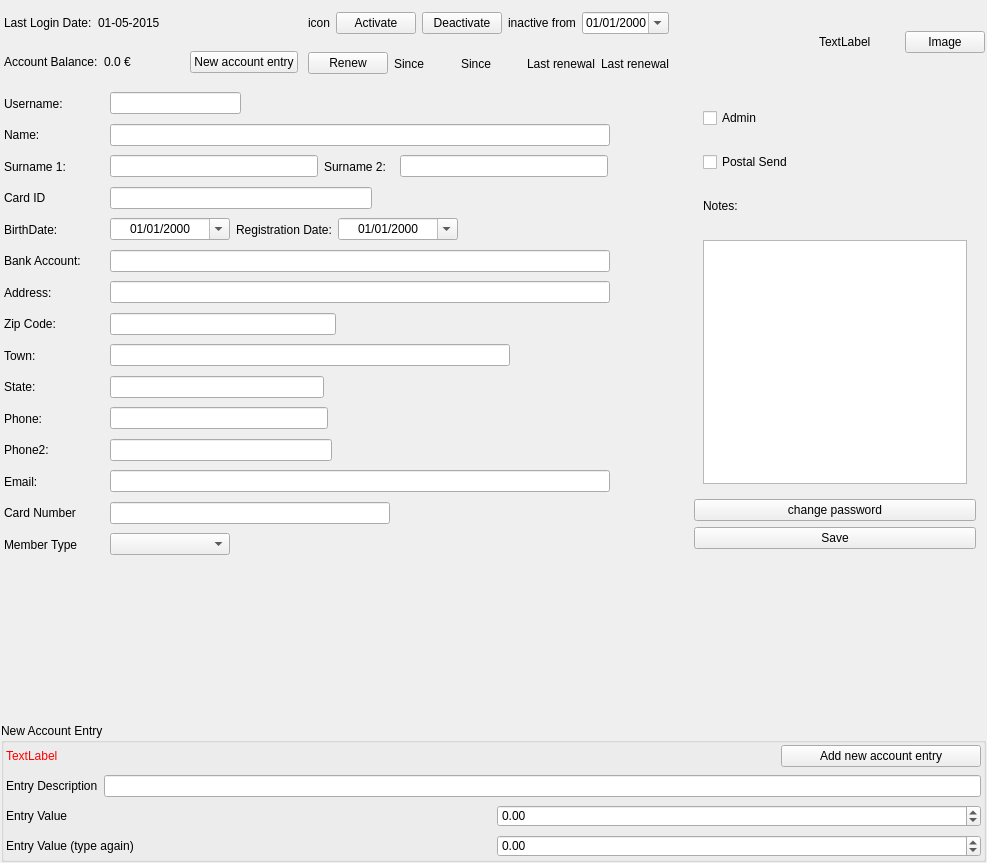
First picture: the form in penyamanager/admin/memberview.ui, repository eguzki/penyamanager, before the edit.
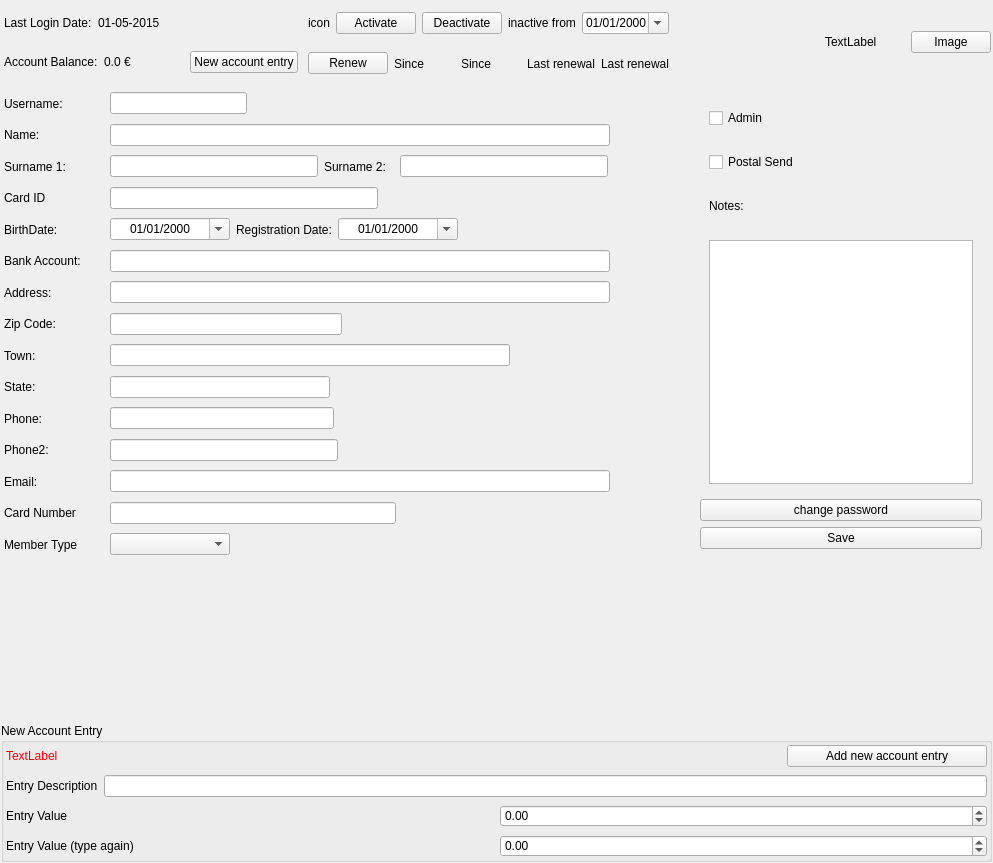
Second picture: the form after the edit. Icons and pictures are not drawn.

```diff
--- a/penyamanager/admin/memberview.ui
+++ b/penyamanager/admin/memberview.ui
@@ -6,7 +6,7 @@
    <rect>
     <x>0</x>
     <y>0</y>
-    <width>987</width>
+    <width>993</width>
     <height>863</height>
    </rect>
   </property>
```
Left out of the diff: 33 changed lines with no effect on the pictures.
